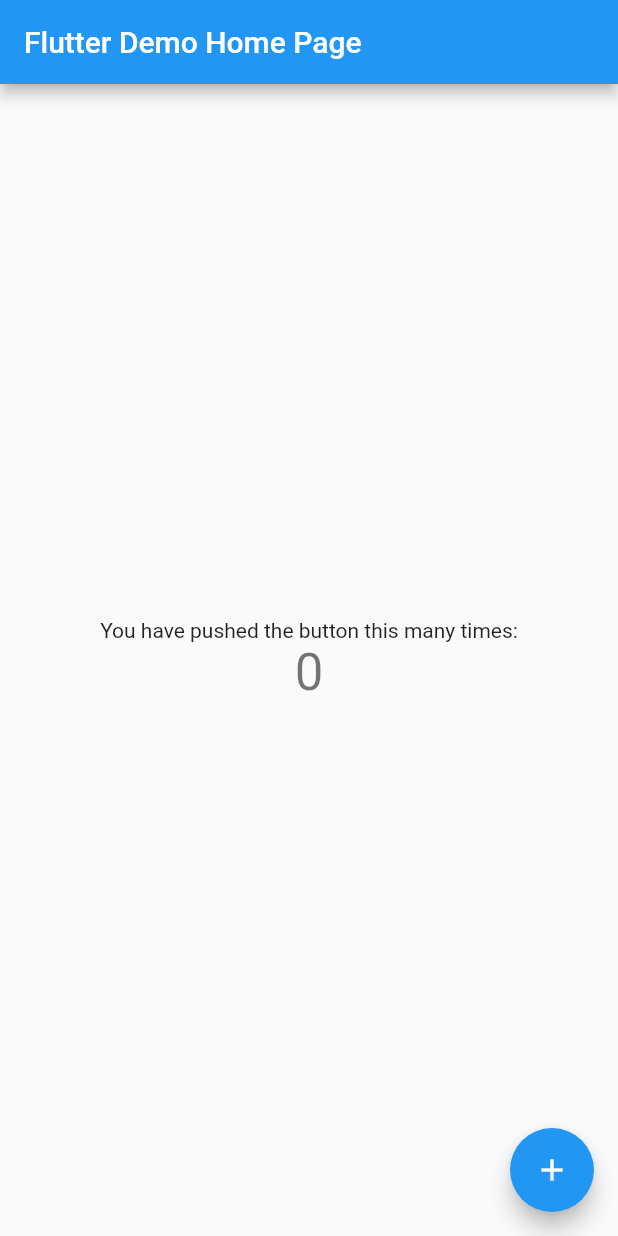
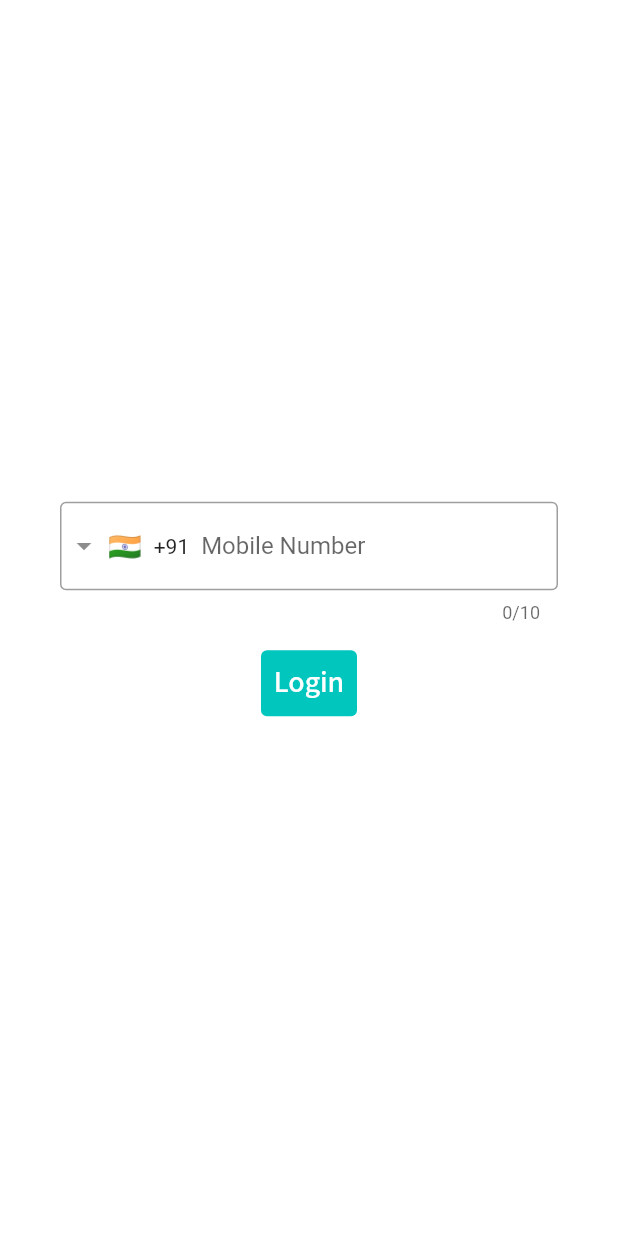
Before and after one commit to devansh2805/Health-Connect, a Flutter app: the screen it shows after launch, on a phone screen of 412 x 824 dp. Run offline on Flutter 3.47's test engine with Material 2 defaults, Android fonts, the light colour scheme and no system bars; drawn by our look-alikes of intl_phone_field; our stand-ins replace cloud_firestore, firebase_auth, firebase_core, fluttertoast, google_fonts; accounts and stored records are empty.

Commit message:
Login errors resolved

```diff
--- /dev/null
+++ b/lib/login.dart
@@ -0,0 +1,91 @@
+import 'package:flutter/material.dart';
+import 'package:flutter/services.dart';
+import 'package:google_fonts/google_fonts.dart';
+import 'package:intl_phone_field/intl_phone_field.dart';
+import 'authentication.dart';
+
+class LoginPage extends StatefulWidget {
+  @override
+  State<StatefulWidget> createState() {
+    return LoginPageState();
+  }
+}
+
+class LoginPageState extends State<LoginPage> {
+  final TextEditingController _phoneController = TextEditingController();
+
+  String countryCode = "";
+  bool clicked = false;
+  @override
+  Widget build(BuildContext context) {
+    return Scaffold(
+      backgroundColor: Colors.white,
+      body: Container(
+        padding: const EdgeInsets.all(40.0),
+        child: Column(
+          mainAxisAlignment: MainAxisAlignment.center,
+          children: <Widget>[
+            IntlPhoneField(
+              controller: _phoneController,
+              decoration: const InputDecoration(
+                labelText: "Mobile Number",
+                border: OutlineInputBorder(
+                  borderSide: BorderSide(),
+                ),
+              ),
+              initialCountryCode: 'IN',
+              keyboardType: TextInputType.number,
+              inputFormatters: <TextInputFormatter>[
+                FilteringTextInputFormatter.digitsOnly
+              ],
+              onChanged: (phone) {
+                setState(() {
+                  countryCode = phone.countryCode!;
+                });
+              },
+            ),
+            const SizedBox(
+              height: 16,
+            ),
+            TextButton(
+              onPressed: () async {
+                final phoneNumber = countryCode + _phoneController.text.trim();
+                setState(() => clicked = true);
+                await Auth().loginUser(phoneNumber, context);
+              },
+              child: Text(
+                'Login',
+                style: GoogleFonts.sourceSansPro(
+                  color: Colors.white,
+                  fontSize: 20,
+                ),
+              ),
+              style: ButtonStyle(
+                backgroundColor: MaterialStateProperty.all<Color>(
+                  const Color(0xff00C6BD),
+                ),
+              ),
+            ),
+            const SizedBox(height: 10),
+            clicked
+                ? Column(
+                    children: const [
+                      Center(
+                        child: CircularProgressIndicator(
+                          valueColor: AlwaysStoppedAnimation<Color>(
+                            Color(0xff00C6BD),
+                          ),
+                        ),
+                      ),
+                      Text(
+                        "Please wait...",
+                      ),
+                    ],
+                  )
+                : Container()
+          ],
+        ),
+      ),
+    );
+  }
+}
--- a/lib/main.dart
+++ b/lib/main.dart
@@ -1,45 +1,37 @@
 import 'package:flutter/material.dart';
+// import 'dart:async';
+// import 'dart:convert';
+// import 'dart:io';
+import 'package:firebase_core/firebase_core.dart';
+// import 'package:cloud_firestore/cloud_firestore.dart';
+import 'package:firebase_auth/firebase_auth.dart';
+import 'package:health_connect/login.dart';
 
-void main() {
+void main() async {
+  WidgetsFlutterBinding.ensureInitialized();
+  await Firebase.initializeApp();
   runApp(const MyApp());
 }
 
 class MyApp extends StatelessWidget {
   const MyApp({Key? key}) : super(key: key);
-
-  // This widget is the root of your application.
   @override
   Widget build(BuildContext context) {
     return MaterialApp(
-      title: 'Flutter Demo',
+      debugShowCheckedModeBanner: false,
+      title: 'Health Connect',
       theme: ThemeData(
-        // This is the theme of your application.
-        //
-        // Try running your application with "flutter run". You'll see the
-        // application has a blue toolbar. Then, without quitting the app, try
-        // changing the primarySwatch below to Colors.green and then invoke
-        // "hot reload" (press "r" in the console where you ran "flutter run",
-        // or simply save your changes to "hot reload" in a Flutter IDE).
-        // Notice that the counter didn't reset back to zero; the application
-        // is not restarted.
-        primarySwatch: Colors.blue,
+        primarySwatch: Colors.amber,
       ),
-      home: const MyHomePage(title: 'Flutter Demo Home Page'),
+      home: FirebaseAuth.instance.currentUser == null
+          ? LoginPage()
+          : const MyHomePage(title: 'Health Connect'),
     );
   }
 }
 
 class MyHomePage extends StatefulWidget {
   const MyHomePage({Key? key, required this.title}) : super(key: key);
-
-  // This widget is the home page of your application. It is stateful, meaning
-  // that it has a State object (defined below) that contains fields that affect
-  // how it looks.
-
-  // This class is the configuration for the state. It holds the values (in this
-  // case the title) provided by the parent (in this case the App widget) and
-  // used by the build method of the State. Fields in a Widget subclass are
-  // always marked "final".
 
   final String title;
 
@@ -52,64 +44,27 @@
 
   void _incrementCounter() {
     setState(() {
-      // This call to setState tells the Flutter framework that something has
-      // changed in this State, which causes it to rerun the build method below
-      // so that the display can reflect the updated values. If we changed
-      // _counter without calling setState(), then the build method would not be
-      // called again, and so nothing would appear to happen.
       _counter++;
     });
   }
 
   @override
   Widget build(BuildContext context) {
-    // This method is rerun every time setState is called, for instance as done
-    // by the _incrementCounter method above.
-    //
-    // The Flutter framework has been optimized to make rerunning build methods
-    // fast, so that you can just rebuild anything that needs updating rather
-    // than having to individually change instances of widgets.
     return Scaffold(
       appBar: AppBar(
-        // Here we take the value from the MyHomePage object that was created by
-        // the App.build method, and use it to set our appbar title.
         title: Text(widget.title),
       ),
       body: Center(
-        // Center is a layout widget. It takes a single child and positions it
-        // in the middle of the parent.
         child: Column(
-          // Column is also a layout widget. It takes a list of children and
-          // arranges them vertically. By default, it sizes itself to fit its
-          // children horizontally, and tries to be as tall as its parent.
-          //
-          // Invoke "debug painting" (press "p" in the console, choose the
-          // "Toggle Debug Paint" action from the Flutter Inspector in Android
-          // Studio, or the "Toggle Debug Paint" command in Visual Studio Code)
-          // to see the wireframe for each widget.
-          //
-          // Column has various properties to control how it sizes itself and
-          // how it positions its children. Here we use mainAxisAlignment to
-          // center the children vertically; the main axis here is the vertical
-          // axis because Columns are vertical (the cross axis would be
-          // horizontal).
           mainAxisAlignment: MainAxisAlignment.center,
-          children: <Widget>[
-            const Text(
-              'You have pushed the button this many times:',
-            ),
+          children: const <Widget>[
             Text(
-              '$_counter',
-              style: Theme.of(context).textTheme.headline4,
+              'Hi',
+              style: TextStyle(color: Colors.red),
             ),
           ],
         ),
       ),
-      floatingActionButton: FloatingActionButton(
-        onPressed: _incrementCounter,
-        tooltip: 'Increment',
-        child: const Icon(Icons.add),
-      ), // This trailing comma makes auto-formatting nicer for build methods.
     );
   }
 }
--- a/pubspec.yaml
+++ b/pubspec.yaml
@@ -34,6 +34,12 @@
   # The following adds the Cupertino Icons font to your application.
   # Use with the CupertinoIcons class for iOS style icons.
   cupertino_icons: ^1.0.2
+  cloud_firestore: ^2.0.0
+  firebase_auth: ^1.1.3
+  firebase_core: ^1.1.0
+  google_fonts: ^2.0.0
+  intl_phone_field: ^2.1.0
+  fluttertoast: ^8.0.6
 
 dev_dependencies:
   flutter_test:
```
Also changed, not shown: lib/authentication.dart (added, +128 -0 lines), lib/details.dart (added, +120 -0 lines), pubspec.lock, 3 other files.
